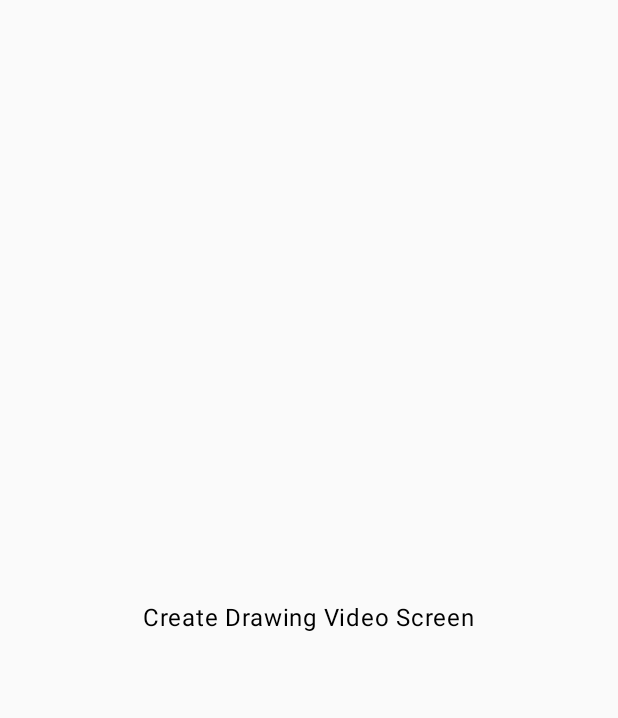
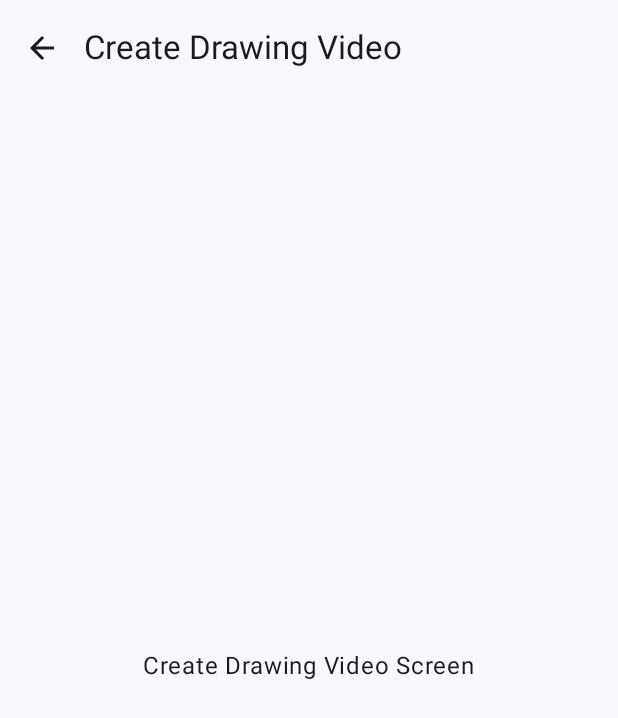
Before and after one commit to adegtiarev/VideoMessage, an Android app built with Jetpack Compose: the DrawingVideoScreen screen opened through its navigation route, on a phone screen of 412 x 824 dp. Shown: the top 718 px of the screen. Run offline under Robolectric (Android 15) with nearby library versions, the phone set to English and light mode, and no system bars; our stand-ins replace Dagger/Hilt's generated code.

Commit message:
Add TopAppBar and back navigation to feature screens
- Update `PlayerScreen`, `TextVideoScreen`, and `DrawingVideoScreen` to use `Scaffold` layout.
- Add `TopAppBar` to each screen with a title and an auto-mirrored back arrow icon.
- Wire up the back button `IconButton` to trigger the provided `onBack` callback.
- Adjust content to respect `paddingValues` provided by the `Scaffold`.

```diff
--- a/app/src/main/java/arg/adegtiarev/videomessage/ui/drawingvideo/DrawingVideoScreen.kt
+++ b/app/src/main/java/arg/adegtiarev/videomessage/ui/drawingvideo/DrawingVideoScreen.kt
@@ -2,14 +2,44 @@ package arg.adegtiarev.videomessage.ui.drawingvideo
 
 import androidx.compose.foundation.layout.Box
 import androidx.compose.foundation.layout.fillMaxSize
+import androidx.compose.foundation.layout.padding
+import androidx.compose.material.icons.Icons
+import androidx.compose.material.icons.automirrored.filled.ArrowBack
+import androidx.compose.material3.ExperimentalMaterial3Api
+import androidx.compose.material3.Icon
+import androidx.compose.material3.IconButton
+import androidx.compose.material3.Scaffold
 import androidx.compose.material3.Text
+import androidx.compose.material3.TopAppBar
 import androidx.compose.runtime.Composable
 import androidx.compose.ui.Alignment
 import androidx.compose.ui.Modifier
 
+@OptIn(ExperimentalMaterial3Api::class)
 @Composable
 fun DrawingVideoScreen(onBack: () -> Unit) {
-    Box(modifier = Modifier.fillMaxSize(), contentAlignment = Alignment.Center) {
-        Text("Create Drawing Video Screen")
+    Scaffold(
+        topBar = {
+            TopAppBar(
+                title = { Text("Create Drawing Video") },
+                navigationIcon = {
+                    IconButton(onClick = onBack) {
+                        Icon(
+                            imageVector = Icons.AutoMirrored.Filled.ArrowBack,
+                            contentDescription = "Back"
+                        )
+                    }
+                }
+            )
+        }
+    ) { paddingValues ->
+        Box(
+            modifier = Modifier
+                .fillMaxSize()
+                .padding(paddingValues),
+            contentAlignment = Alignment.Center
+        ) {
+            Text("Create Drawing Video Screen")
+        }
     }
 }
```
Also changed, not shown: app/src/main/java/arg/adegtiarev/videomessage/ui/player/PlayerScreen.kt (+32 -2 lines), app/src/main/java/arg/adegtiarev/videomessage/ui/textvideo/TextVideoScreen.kt (+32 -2 lines).
